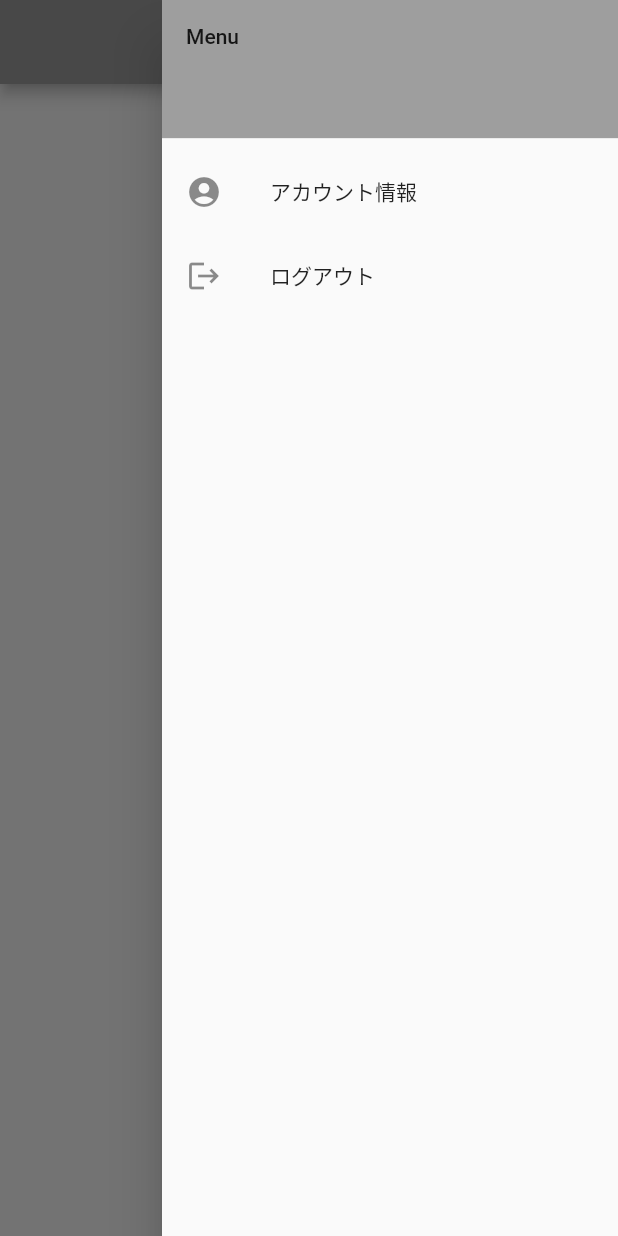
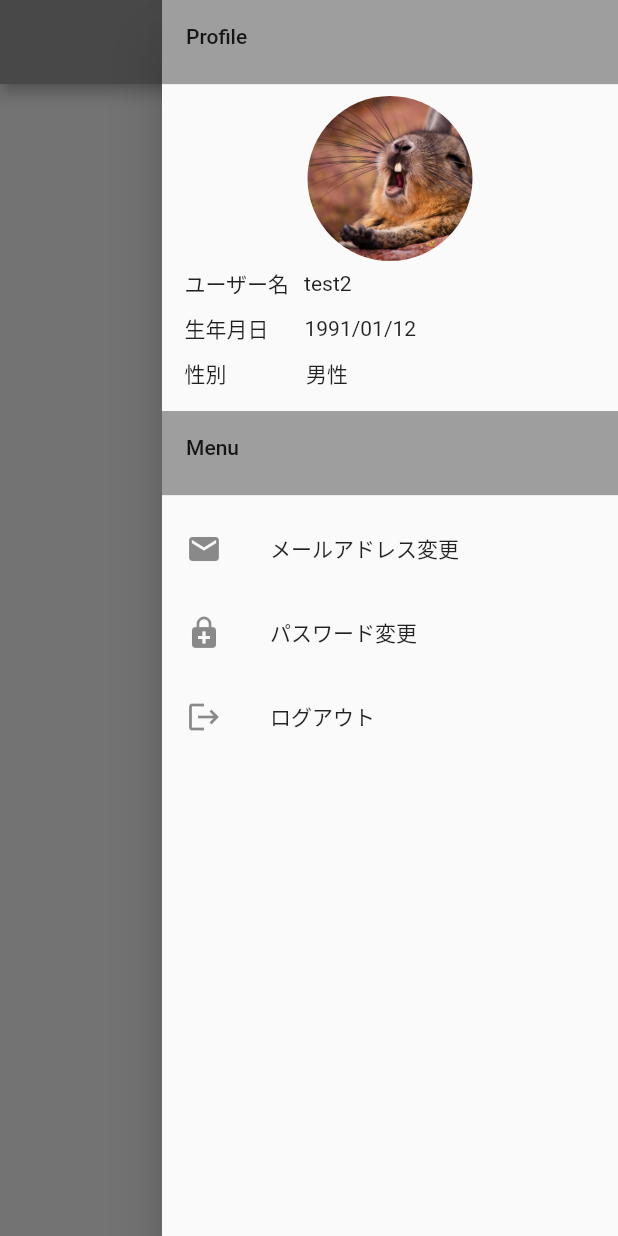
Before and after one commit to hkuroda222/taster_app, a Flutter app: the NoteList screen opened directly, in the side drawer, after a tap on the "menu" icon, on a phone screen of 412 x 824 dp. Run offline on Flutter 3.47's test engine with Material 2 defaults, Android fonts, the phone set to English and light mode, and no system bars; our stand-ins replace cloud_firestore, firebase_auth, firebase_core, firebase_storage, flutter_riverpod, image_picker; accounts and stored records are empty; network calls fail.

Commit message:
ハンバーガーメニューの修正

```diff
--- a/lib/ui/pages/noteEdit.dart
+++ b/lib/ui/pages/noteEdit.dart
@@ -87,9 +87,6 @@ class _NoteEdit extends State<NoteEdit> {
         title: const Text('編集'),
         backgroundColor: Colors.grey,
         centerTitle: true,
-        actions: [
-          IconButton(icon: const Icon(Icons.menu), onPressed: () {}),
-        ],
       ),
       body: Center(
         child: StreamBuilder(
--- a/lib/ui/pages/noteList.dart
+++ b/lib/ui/pages/noteList.dart
@@ -57,7 +57,74 @@ class _NoteState extends State<NoteList> {
         child: ListView(
           children: <Widget>[
             const SizedBox(
-              height: 100,
+              height: 64,
+              child: DrawerHeader(
+                child: Text('Profile'),
+                decoration: BoxDecoration(
+                  color: Colors.grey,
+                ),
+              ),
+            ),
+            Container(
+              width: 110,
+              height: 110,
+              decoration: const BoxDecoration(
+                  shape: BoxShape.circle,
+                  image: DecorationImage(
+                      fit: BoxFit.contain,
+                      image: AssetImage("images/user.jpg"))),
+            ),
+            SizedBox(
+              height: 30,
+              child: Row(
+                mainAxisAlignment: MainAxisAlignment.start,
+                children: [
+                  Container(
+                    margin: const EdgeInsets.only(left: 15),
+                    child: const Text('ユーザー名'),
+                  ),
+                  Container(
+                    margin: const EdgeInsets.only(left: 10),
+                    child: const Text('test2'),
+                  ),
+                ],
+              ),
+            ),
+            SizedBox(
+              height: 30,
+              child: Row(
+                children: [
+                  Container(
+                    margin: const EdgeInsets.only(left: 15),
+                    child: const Text('生年月日'),
+                  ),
+                  Container(
+                    margin: const EdgeInsets.only(left: 24),
+                    child: const Text('1991/01/12'),
+                  ),
+                ],
+              ),
+            ),
+            SizedBox(
+              height: 30,
+              child: Row(
+                children: [
+                  Container(
+                    margin: const EdgeInsets.only(left: 15),
+                    child: const Text('性別'),
+                  ),
+                  Container(
+                    margin: const EdgeInsets.only(left: 53),
+                    child: const Text('男性'),
+                  ),
+                ],
+              ),
+            ),
+            const SizedBox(
+              height: 10,
+            ),
+            const SizedBox(
+              height: 64,
               child: DrawerHeader(
                 child: Text('Menu'),
                 decoration: BoxDecoration(
@@ -66,23 +133,38 @@ class _NoteState extends State<NoteList> {
               ),
             ),
             ListTile(
-                leading: const Icon(Icons.account_circle),
-                title: const Text("アカウント情報"),
-                onTap: () => Navigator.push(
-                    context,
-                    MaterialPageRoute(
-                      builder: (context) => const Account(),
-                    ))),
+                leading: const Icon(Icons.mail),
+                title: const Text("メールアドレス変更"),
+                onTap: () => {
+                      // signOut(),
+                      // Navigator.push(
+                      //     context,
+                      //     MaterialPageRoute(
+                      //       builder: (context) => const Home(),
+                      //     ))
+                    }),
+            ListTile(
+                leading: const Icon(Icons.enhanced_encryption),
+                title: const Text("パスワード変更"),
+                onTap: () => {
+                      // signOut(),
+                      // Navigator.push(
+                      //     context,
+                      //     MaterialPageRoute(
+                      //       builder: (context) => const Home(),
+                      //     ))
+                    }),
             ListTile(
                 leading: const Icon(Icons.logout),
                 title: const Text("ログアウト"),
                 onTap: () => {
                       signOut(),
-                      Navigator.push(
+                      Navigator.pushAndRemoveUntil(
                           context,
                           MaterialPageRoute(
                             builder: (context) => const Home(),
-                          ))
+                          ),
+                          (_) => false)
                     }),
           ],
         ),
```
Also changed, not shown: lib/main.dart (+8 -0 lines), lib/ui/pages/account.dart (+13 -4 lines), lib/ui/pages/login.dart (+11 -8 lines), lib/ui/pages/noteDetail.dart (+39 -38 lines), images/user.jpg (added).
